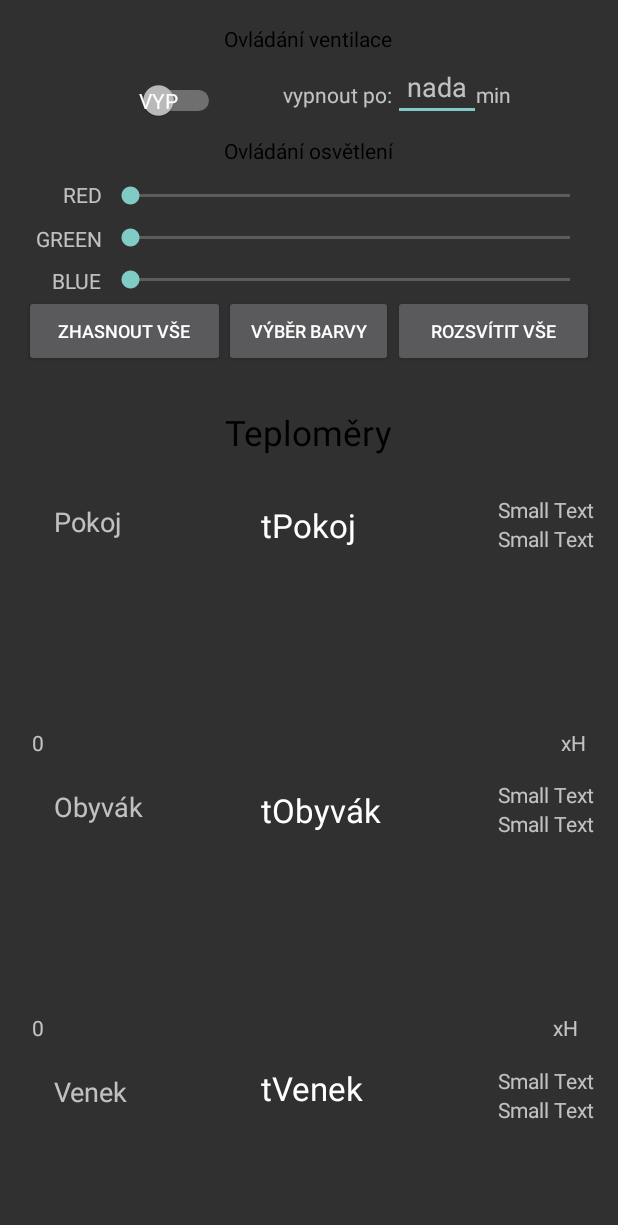
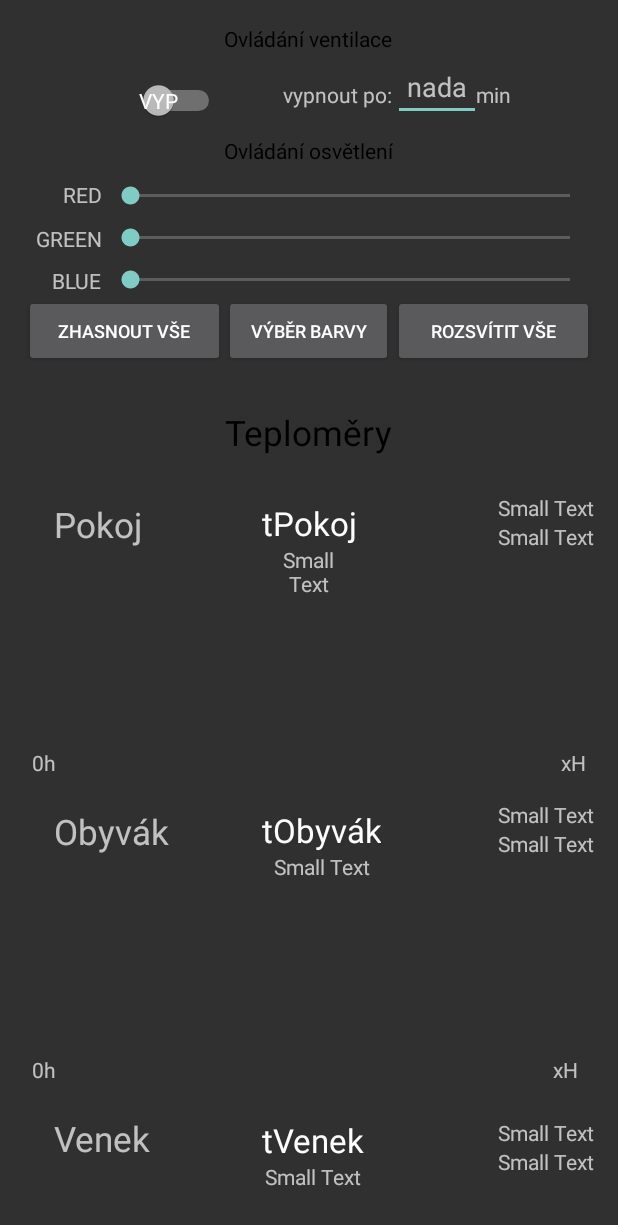
Before and after one commit to luffycheung/macekIOT, an Android app: the layout content_main.xml on its own in the app's theme, with its tools: preview values and no code run, on a phone screen of 412 x 824 dp. Shown: the top 1225 px of the screen. Run offline under Robolectric (Android 15) with nearby library versions, the phone set to English and light mode, and no system bars.

Commit message:
upravy grafu 2

```diff
--- a/MacekInternetofthings/app/src/main/java/com/example/martin/macekinternetofthings/ScrubGestureDetector.java
+++ b/MacekInternetofthings/app/src/main/java/com/example/martin/macekinternetofthings/ScrubGestureDetector.java
@@ -23,7 +23,7 @@ import android.view.View;
 /**
  * Exposes simple methods for detecting scrub events.
  */
-class ScrubGestureDetector implements View.OnTouchListener {
+public class ScrubGestureDetector implements View.OnTouchListener {
     static final long LONG_PRESS_TIMEOUT_MS = 100;
 
     private final ScrubListener scrubListener;
@@ -31,7 +31,7 @@ class ScrubGestureDetector implements View.OnTouchListener {
     private final Handler handler;
 
     private boolean enabled;
-    private float downX, downY;
+    public static float downX, downY;
 
     public ScrubGestureDetector(ScrubListener scrubListener, Handler handler, float touchSlop) {
         if (scrubListener == null || handler == null) {
--- a/MacekInternetofthings/app/src/main/java/com/example/martin/macekinternetofthings/SparkView.java
+++ b/MacekInternetofthings/app/src/main/java/com/example/martin/macekinternetofthings/SparkView.java
@@ -692,7 +692,7 @@ public class SparkView extends View implements ScrubGestureDetector.ScrubListene
             getParent().requestDisallowInterceptTouchEvent(true);
             int index = getNearestIndex(xPoints, x);
             if (scrubListener != null) {
-                scrubListener.onScrubbed(adapter.getItem(index));
+                scrubListener.onScrubbed(adapter.getItem(index), x);
             }
         }
 
@@ -702,7 +702,7 @@ public class SparkView extends View implements ScrubGestureDetector.ScrubListene
     @Override
     public void onScrubEnded() {
         scrubLinePath.reset();
-        if (scrubListener != null) scrubListener.onScrubbed(null);
+        if (scrubListener != null) scrubListener.onScrubbed(null, null);
         invalidate();
     }
 
@@ -714,7 +714,7 @@ public class SparkView extends View implements ScrubGestureDetector.ScrubListene
          * Indicates the user is currently scrubbing over the given value. A null value indicates
          * that the user has stopped scrubbing.
          */
-        void onScrubbed(Object value);
+        void onScrubbed(Object value, Float x);
     }
 
     private final DataSetObserver dataSetObserver = new DataSetObserver() {
--- a/MacekInternetofthings/app/src/main/res/layout/content_main.xml
+++ b/MacekInternetofthings/app/src/main/res/layout/content_main.xml
@@ -30,13 +30,14 @@
         android:textAppearance="?android:attr/textAppearanceLarge"
         android:text="tPokoj"
         android:id="@+id/tpokoj"
-        android:layout_marginTop="31dp"
         android:allowUndo="true"
         android:editable="true"
         android:singleLine="true"
         android:layout_marginLeft="10dp"
         android:layout_below="@+id/textView17"
-        android:layout_centerHorizontal="true" />
+        android:layout_centerHorizontal="true"
+        android:layout_marginTop="30dp"
+        android:textAlignment="center" />
 
     <SeekBar
         android:layout_width="wrap_content"
@@ -147,7 +148,8 @@
         android:id="@+id/tobyvak"
         android:singleLine="true"
         android:layout_below="@+id/sparkview"
-        android:layout_alignStart="@+id/tpokoj" />
+        android:layout_alignStart="@+id/tpokoj"
+        android:textAlignment="center" />
 
     <TextView
         android:layout_width="wrap_content"
@@ -157,7 +159,8 @@
         android:id="@+id/tvenek"
         android:singleLine="true"
         android:layout_alignBottom="@+id/textView20"
-        android:layout_alignStart="@+id/tobyvak" />
+        android:layout_alignStart="@+id/tobyvak"
+        android:textAlignment="center" />
 
     <TextView
         android:layout_width="wrap_content"
@@ -178,7 +181,8 @@
         android:id="@+id/textView18"
         android:layout_alignTop="@+id/tpokoj"
         android:layout_alignStart="@+id/button2"
-        android:layout_marginLeft="20dp" />
+        android:layout_marginLeft="20dp"
+        android:textSize="23dp" />
 
     <TextView
         android:layout_width="wrap_content"
@@ -187,7 +191,8 @@
         android:text="Obyvák"
         android:id="@+id/textView19"
         android:layout_below="@+id/sparkview"
-        android:layout_alignStart="@+id/textView18" />
+        android:layout_alignStart="@+id/textView18"
+        android:textSize="23dp" />
 
     <TextView
         android:layout_width="wrap_content"
@@ -196,7 +201,8 @@
         android:text="Venek"
         android:id="@+id/textView20"
         android:layout_below="@+id/sparkview2"
-        android:layout_alignStart="@+id/textView19" />
+        android:layout_alignStart="@+id/textView19"
+        android:textSize="23dp" />
 
     <Button
         style="?android:attr/buttonStyleSmall"
@@ -273,7 +279,7 @@
     android:minHeight="130dp"
     android:layout_below="@+id/tpokoj"
     android:layout_alignParentEnd="true"
-        android:layout_marginTop="15dp"
+        android:layout_marginTop="30dp"
         android:layout_marginBottom="15dp" />
     <com.example.martin.macekinternetofthings.SparkView
         android:id="@+id/sparkview2"
@@ -283,7 +289,7 @@
         android:minHeight="130dp"
         android:layout_below="@+id/tobyvak"
         android:layout_alignParentEnd="true"
-        android:layout_marginTop="15dp"
+        android:layout_marginTop="30dp"
         android:layout_marginBottom="15dp" />
     <com.example.martin.macekinternetofthings.SparkView
         android:id="@+id/sparkview3"
@@ -293,7 +299,7 @@
         android:minHeight="130dp"
         android:layout_below="@+id/tvenek"
         android:layout_toStartOf="@+id/textView"
-        android:layout_marginTop="15dp"
+        android:layout_marginTop="30dp"
         android:layout_marginBottom="15dp"
         android:layout_alignEnd="@+id/sparkview2" />
 
@@ -301,7 +307,7 @@
         android:layout_width="wrap_content"
         android:layout_height="wrap_content"
         android:textAppearance="?android:attr/textAppearanceSmall"
-        android:text="0"
+        android:text="0h"
         android:id="@+id/textView21"
         android:layout_alignBottom="@+id/sparkview"
         android:layout_alignParentStart="true"
@@ -345,7 +351,7 @@
         android:layout_width="wrap_content"
         android:layout_height="wrap_content"
         android:textAppearance="?android:attr/textAppearanceSmall"
-        android:text="0"
+        android:text="0h"
         android:id="@+id/textView22"
         android:layout_marginLeft="5dp"
         android:layout_alignBottom="@+id/sparkview2"
@@ -356,7 +362,7 @@
         android:layout_width="wrap_content"
         android:layout_height="wrap_content"
         android:textAppearance="?android:attr/textAppearanceSmall"
-        android:text="0"
+        android:text="0h"
         android:id="@+id/textView23"
         android:layout_marginLeft="5dp"
         android:layout_alignBottom="@+id/sparkview3"
@@ -419,6 +425,39 @@
         android:layout_below="@+id/tmax3"
         android:layout_alignParentEnd="true" />
 
+    <TextView
+        android:layout_width="wrap_content"
+        android:layout_height="wrap_content"
+        android:textAppearance="?android:attr/textAppearanceSmall"
+        android:text="Small Text"
+        android:id="@+id/thod2"
+        android:textAlignment="center"
+        android:layout_below="@+id/tobyvak"
+        android:layout_alignStart="@+id/tobyvak"
+        android:layout_alignEnd="@+id/tobyvak" />
+
+    <TextView
+        android:layout_width="wrap_content"
+        android:layout_height="wrap_content"
+        android:textAppearance="?android:attr/textAppearanceSmall"
+        android:text="Small Text"
+        android:id="@+id/thod1"
+        android:textAlignment="center"
+        android:layout_below="@+id/tpokoj"
+        android:layout_alignStart="@+id/tpokoj"
+        android:layout_alignEnd="@+id/tpokoj" />
+
+    <TextView
+        android:layout_width="wrap_content"
+        android:layout_height="wrap_content"
+        android:textAppearance="?android:attr/textAppearanceSmall"
+        android:text="Small Text"
+        android:id="@+id/thod3"
+        android:textAlignment="center"
+        android:layout_below="@+id/tvenek"
+        android:layout_alignEnd="@+id/tvenek"
+        android:layout_alignStart="@+id/tvenek" />
+
 
 </RelativeLayout>
 </android.support.v4.widget.NestedScrollView>
```
Also changed, not shown: MacekInternetofthings/app/src/main/java/com/example/martin/macekinternetofthings/MainActivity.java (+42 -7 lines).
